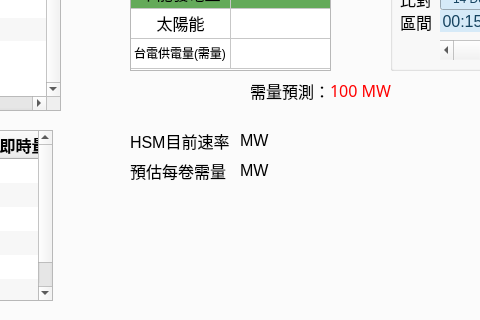
The window that ui.ui (JoesphChou/InterfaceForDispatch) describes before a commit, drawn with Qt 5; both pictures show x 242 to 722 and y 144 to 464 of the 846 by 857 pixel window.
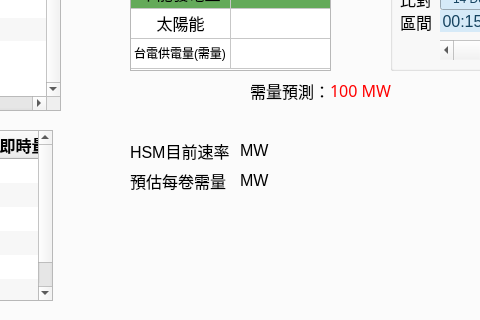
The same window after the commit. The open tabs and pages were chosen to show the change.

Commit message: 針對上次修改或新增的方法、函式，補充上docstring

The edit to the form file:
```diff
--- a/ui.ui
+++ b/ui.ui
@@ -3186,11 +3186,24 @@
        </property>
       </item>
      </widget>
+     <widget class="QLabel" name="label_42">
+      <property name="geometry">
+       <rect>
+        <x>370</x>
+        <y>230</y>
+        <width>111</width>
+        <height>21</height>
+       </rect>
+      </property>
+      <property name="text">
+       <string>HSM目前速率</string>
+      </property>
+     </widget>
      <widget class="QLabel" name="label_43">
       <property name="geometry">
        <rect>
         <x>370</x>
-        <y>250</y>
+        <y>260</y>
         <width>111</width>
         <height>21</height>
        </rect>
@@ -3203,7 +3216,7 @@
       <property name="geometry">
        <rect>
         <x>480</x>
-        <y>220</y>
+        <y>230</y>
         <width>111</width>
         <height>21</height>
        </rect>
@@ -3212,24 +3225,11 @@
        <string>MW</string>
       </property>
      </widget>
-     <widget class="QLabel" name="label_42">
-      <property name="geometry">
-       <rect>
-        <x>370</x>
-        <y>220</y>
-        <width>111</width>
-        <height>21</height>
-       </rect>
-      </property>
-      <property name="text">
-       <string>HSM目前速率</string>
-      </property>
-     </widget>
      <widget class="QLabel" name="label_45">
       <property name="geometry">
        <rect>
         <x>480</x>
-        <y>250</y>
+        <y>260</y>
         <width>111</width>
         <height>21</height>
        </rect>
```
Left out of the diff: 13 changed lines with no effect on the pictures. The commit also changes 2 other files.
